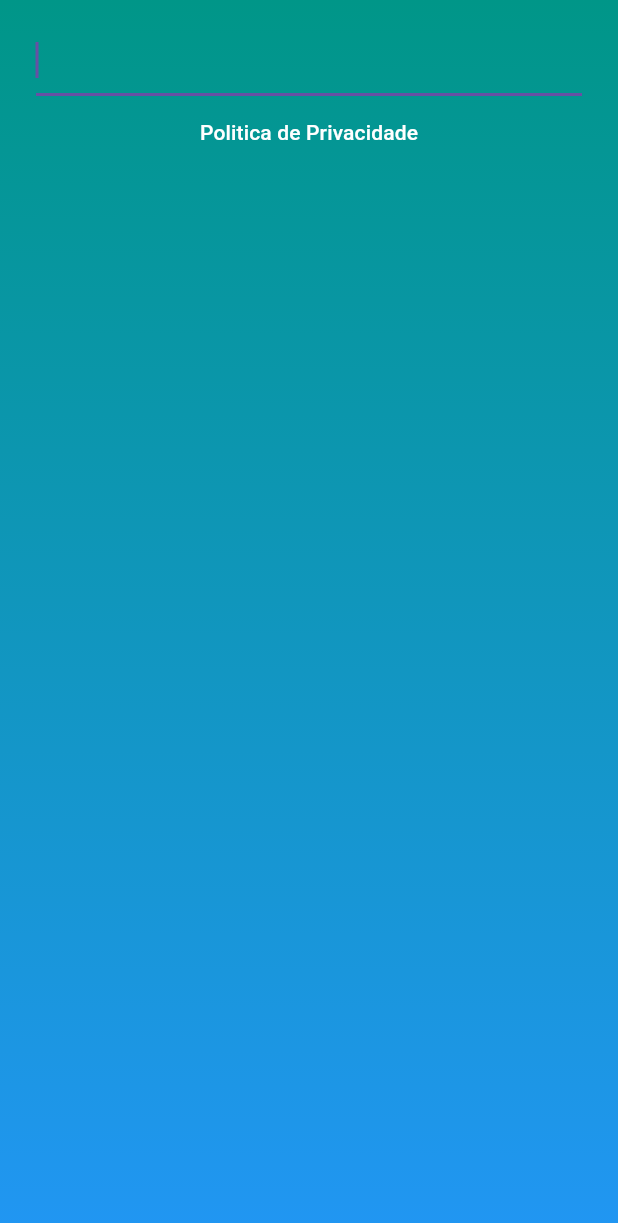
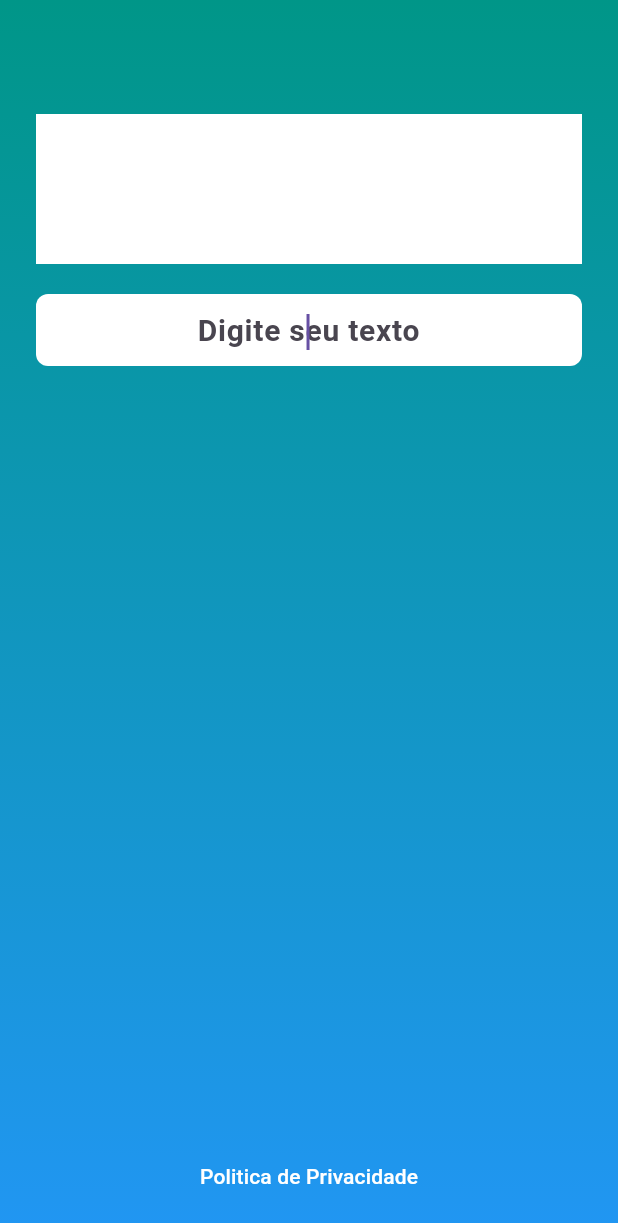
Before and after one commit to MeMacedo/mobxTest, a Flutter app: the InfoScreen screen opened by its route, on a phone screen of 412 x 824 dp. Shown: the top 1223 px of the screen. Run offline on Flutter 3.47's test engine with Material 2 defaults, Android fonts, the phone set to English and light mode, and no system bars; our stand-ins replace mobx, shared_preferences; accounts and stored records are empty; generated files the repository leaves out were written again.

Commit message:
Add Mobx to InfoScreen

```diff
--- a/lib/main.dart
+++ b/lib/main.dart
@@ -23,7 +23,7 @@ class MyApp extends StatelessWidget {
       initialRoute: '/',
       routes: {
         '/': (context) => LoginView(),
-        'infos': (context) => InfoScreen()
+        'infos': (context) => const InfoScreen()
       },
       title: 'Mobx Test',
       theme: ThemeData(
--- /dev/null
+++ b/lib/models/observables/info_list.dart
@@ -0,0 +1,45 @@
+import 'package:app/services/shared_preferences_service.dart';
+import 'package:json_annotation/json_annotation.dart';
+import 'package:mobx/mobx.dart';
+
+part 'info_list.g.dart';
+
+class InfoList extends _InfoListModel with _$InfoList {
+  InfoList();
+
+  factory InfoList.fromStringList(List<String> infoList) {
+    final infos = InfoList();
+
+    infos.infoList = ObservableList.of(infoList);
+
+    return InfoList();
+  }
+}
+
+@JsonSerializable()
+abstract class _InfoListModel with Store {
+  _InfoListModel();
+
+  ObservableList<String> infoList = ObservableList<String>();
+
+  @computed
+  int get length => infoList.length;
+
+  @action
+  void addInfo(String description) async {
+    infoList.add(description);
+    await SharedPreferencesService().setInfos(infoList.toList());
+  }
+
+  @action
+  void removeInfo(int index) async {
+    infoList.removeAt(index);
+    await SharedPreferencesService().setInfos(infoList.toList());
+  }
+
+  @action
+  void editInfo(String info, int index) async {
+    infoList[index] = info;
+    await SharedPreferencesService().setInfos(infoList.toList());
+  }
+}
--- a/lib/screens/info/info_screen.dart
+++ b/lib/screens/info/info_screen.dart
@@ -1,9 +1,10 @@
 import 'package:app/components/common/privacy_policy.dart';
+import 'package:app/models/observables/info_list.dart';
 import 'package:app/services/shared_preferences_service.dart';
 import 'package:flutter/material.dart';
 
 class InfoScreen extends StatefulWidget {
-  InfoScreen({super.key});
+  const InfoScreen({super.key});
 
   @override
   State<InfoScreen> createState() => _InfoScreenState();
@@ -12,13 +13,14 @@ class InfoScreen extends StatefulWidget {
 class _InfoScreenState extends State<InfoScreen> {
   @override
   void initState() {
-    infos = SharedPreferencesService().getInfos();
+    infos =
+        InfoList.fromStringList(SharedPreferencesService().getInfos() ?? []);
     super.initState();
   }
 
   FocusNode inputFocus = FocusNode();
 
-  late final List<String>? infos;
+  late final InfoList infos;
 
   final GlobalKey<FormState> _formKey = GlobalKey<FormState>();
 
@@ -44,7 +46,7 @@ class _InfoScreenState extends State<InfoScreen> {
               ),
               child: const Text('Sim'),
               onPressed: () {
-                infos?.removeAt(index);
+                infos.removeInfo(index);
               },
             ),
           ],
@@ -56,7 +58,7 @@ class _InfoScreenState extends State<InfoScreen> {
   _getInfoCard(int index, BuildContext context) {
     return Row(
       children: [
-        Text(infos?[index] ?? ''),
+        Text(infos.infoList[index]),
         const Icon(Icons.person),
         IconButton(
           onPressed: () => _confirmDeletion(context, index),
@@ -71,17 +73,13 @@ class _InfoScreenState extends State<InfoScreen> {
 
   Container _getInfoListing(BuildContext context) {
     return Container(
+      padding: const EdgeInsets.only(bottom: 24),
+      height: 100,
       color: Colors.white,
-      child: Column(
-        children: [
-          ListView.separated(
-            separatorBuilder: (BuildContext context, int index) =>
-                const Divider(),
-            itemBuilder: (context, index) => _getInfoCard(index, context),
-            itemCount: infos?.length ?? 0,
-            shrinkWrap: true,
-          )
-        ],
+      child: ListView.separated(
+        separatorBuilder: (BuildContext context, int index) => const Divider(),
+        itemBuilder: (context, index) => _getInfoCard(index, context),
+        itemCount: infos.length,
       ),
     );
   }
@@ -90,10 +88,27 @@ class _InfoScreenState extends State<InfoScreen> {
     return Form(
       key: _formKey,
       child: TextFormField(
+        textAlign: TextAlign.center,
+        decoration: const InputDecoration(
+          contentPadding: EdgeInsets.zero,
+          fillColor: Colors.white,
+          filled: true,
+          floatingLabelBehavior: FloatingLabelBehavior.always,
+          border: OutlineInputBorder(
+            borderSide: BorderSide.none,
+            borderRadius: BorderRadius.all(
+              Radius.circular(8),
+            ),
+          ),
+          hintText: "Digite seu texto",
+          hintStyle: TextStyle(
+            fontSize: 20,
+            fontWeight: FontWeight.bold,
+          ),
+        ),
         onFieldSubmitted: (input) async {
           if (_formKey.currentState!.validate()) {
-            infos?.add(input);
-            await SharedPreferencesService().setInfos(infos ?? []);
+            infos.addInfo(input);
           }
           inputFocus.requestFocus();
         },
@@ -129,9 +144,16 @@ class _InfoScreenState extends State<InfoScreen> {
         ),
         child: Column(
           children: [
-            _getInfoListing(context),
+            Padding(
+              padding: const EdgeInsets.only(
+                top: 60,
+                bottom: 20,
+              ),
+              child: _getInfoListing(context),
+            ),
             _getInfoInput(),
-            const PrivacyPolicy()
+            const Spacer(),
+            const PrivacyPolicy(),
           ],
         ),
       ),
--- a/pubspec.yaml
+++ b/pubspec.yaml
@@ -38,6 +38,9 @@ dependencies:
   url_launcher: ^6.1.14
   mobx: ^2.2.1
   shared_preferences: ^2.2.2
+  mobx_codegen: ^2.4.0
+  json_annotation: ^4.8.1
+  build_runner: ^2.4.6
 
 dev_dependencies:
   flutter_test:
```
Also changed, not shown: lib/models/observables/info_list.g.dart (added), pubspec.lock.
